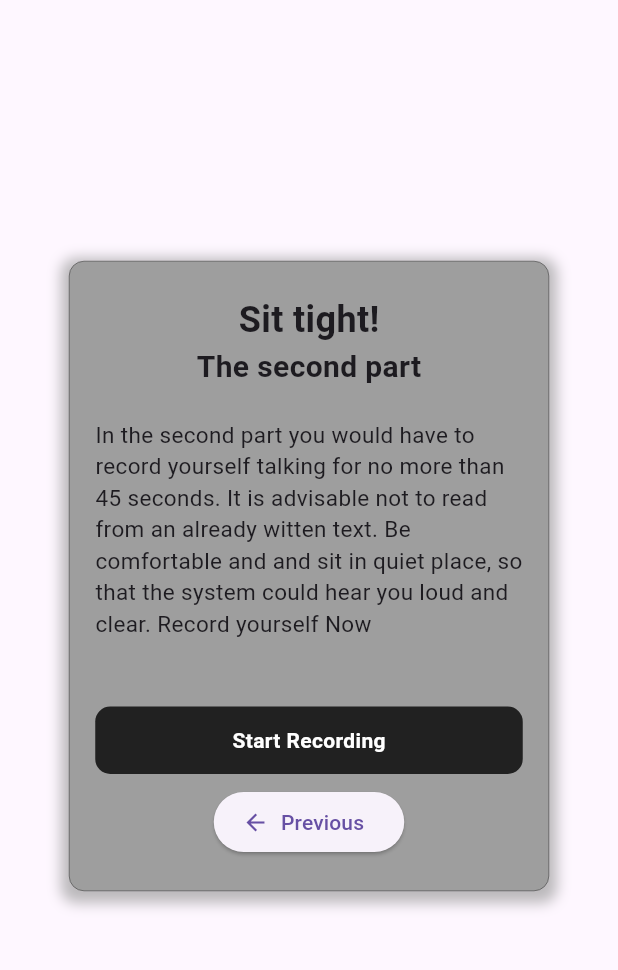
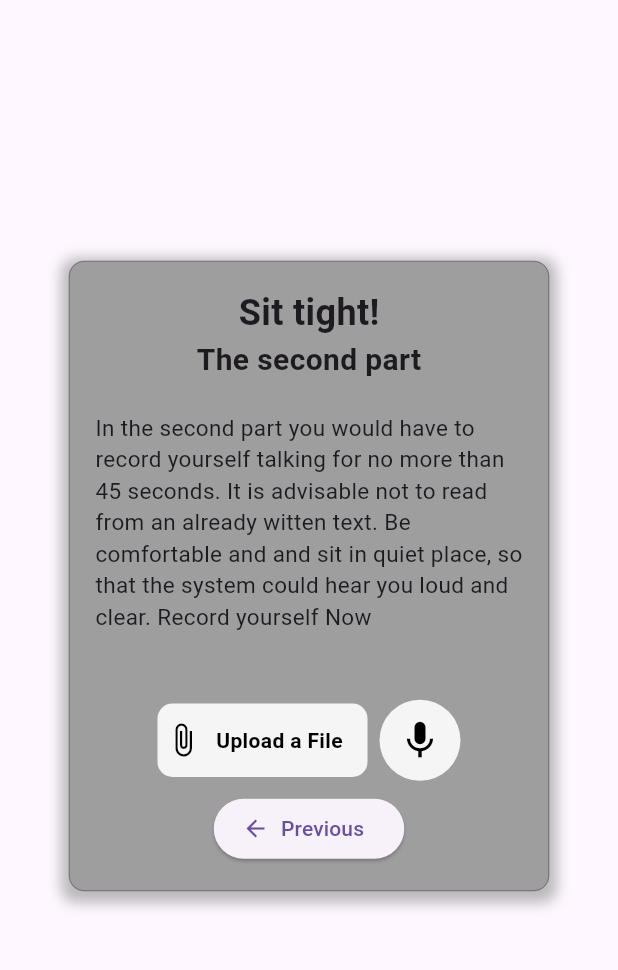
Before and after one commit to Emeradonis/Feedies, a Flutter app: the rec screen opened by its route, on a phone screen of 412 x 824 dp, the part 84-1054 px from its top. Run offline on Flutter 3.47's test engine with Material 3 defaults, Android fonts, the phone set to English and light mode, and no system bars; our stand-ins replace audioplayers, file_picker, firebase_auth, firebase_core, fluttertoast, font_awesome_flutter and 1 more; accounts and stored records are empty.

Commit message:
more to rec

```diff
--- a/lib/Features/User_authen/Presentation/Pages/Rec.dart
+++ b/lib/Features/User_authen/Presentation/Pages/Rec.dart
@@ -1,4 +1,6 @@
 import 'package:flutter/material.dart';
+import 'package:file_picker/file_picker.dart';
+import 'package:audioplayers/audioplayers.dart';
 
 class rec extends StatefulWidget {
   const rec({super.key});
@@ -8,6 +10,19 @@ class rec extends StatefulWidget {
 }
 
 class _testState extends State<rec> {
+  AudioPlayer audioPlayer = AudioPlayer();
+
+
+  void pickFile() async {
+    String? filePath = await FilePicker.platform.pickFiles(
+      type: FileType.custom,
+      allowedExtensions: ['wav'],
+    ).then((value) => value!.files.single.path);
+
+    if (filePath != null) {
+      playAudio(filePath);
+    }
+  }
   @override
   Widget build(BuildContext context) {
     return Scaffold(
@@ -58,27 +73,46 @@ class _testState extends State<rec> {
                   ),
                 ),
                 const SizedBox(height: 45),
-                GestureDetector(
-                  onTap: () {
-                    // Navigate to the sign-in page
-                    Navigator.pushNamed(
-                        context, '/user');
-                  },
-                  child: Container(
-                    width: 285,
-                    height: 45,
-                    decoration: BoxDecoration(
-                      color: Colors.grey[900],
-                      borderRadius: BorderRadius.circular(10),
-                    ),
-                    child: const Center(
-                      child: Text('Start Recording',
-                        style: TextStyle(
-                          color: Colors.white,
-                          fontWeight: FontWeight.bold,),
+                Row(
+                  mainAxisSize: MainAxisSize.min,
+                  children: [
+                    GestureDetector(
+                      onTap: pickFile,
+                      child: Container( // Add a Container here
+                        width: 140,
+                        height: 49,
+                        decoration: BoxDecoration(
+                          color: Colors.grey[100],
+                          borderRadius: BorderRadius.circular(10),
+                        ),
+                        child: const Row(
+                          children: <Widget>[
+                            SizedBox(width: 5),
+                            Icon(Icons.attach_file, color: Colors.black),
+                            SizedBox(width: 10),
+                            Text('Upload a File',
+                              style: TextStyle(color: Colors.black, fontWeight: FontWeight.bold),
+                          ),
+                        ],
+                        ),
                       ),
                     ),
-                  ),
+                    GestureDetector(
+                      onTap: () {
+                        // On hold = start recording
+                      },
+                      child: Container(
+                        margin: const EdgeInsets.only(left:8),
+                        width: 54,
+                        height: 54,
+                        decoration: BoxDecoration(
+                          color: Colors.grey[100],
+                          shape: BoxShape.circle,
+                        ),
+                        child: const Icon(Icons.mic, color: Colors.black, size: 30),
+                      ),
+                    ),
+                  ],
                 ),
                 const SizedBox(height: 8),
                 Row(
@@ -101,4 +135,11 @@ class _testState extends State<rec> {
       ),
     );
   }
+
+  void playAudio(String filePath) async {
+    int result = await audioPlayer.play(filePath, isLocal: true);
+    if (result == 1) {
+      print('Audio playing');
+    }
+  }
 }
--- a/pubspec.yaml
+++ b/pubspec.yaml
@@ -31,6 +31,8 @@ dependencies:
   flutter:
     sdk: flutter
   firebase_core: ^2.25.4
+  file_picker: ^4.0.0
+  audioplayers: ^0.20.1
 
 
   # The following adds the Cupertino Icons font to your application.
```
Also changed, not shown: pubspec.lock, 1 other file.
